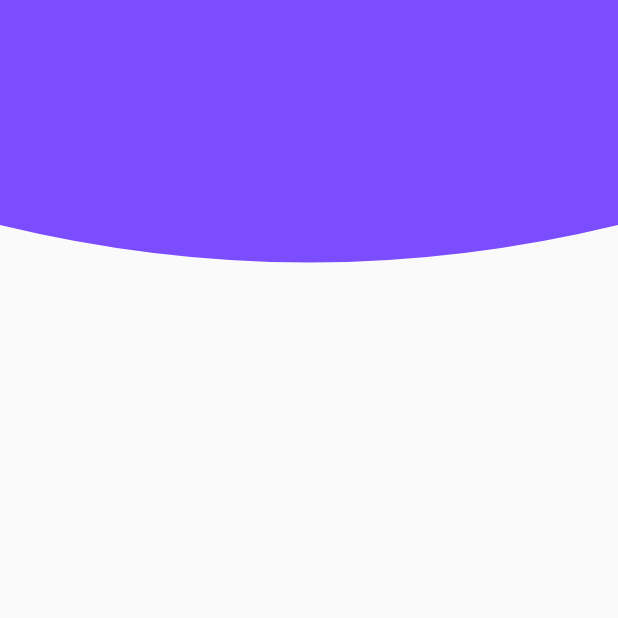
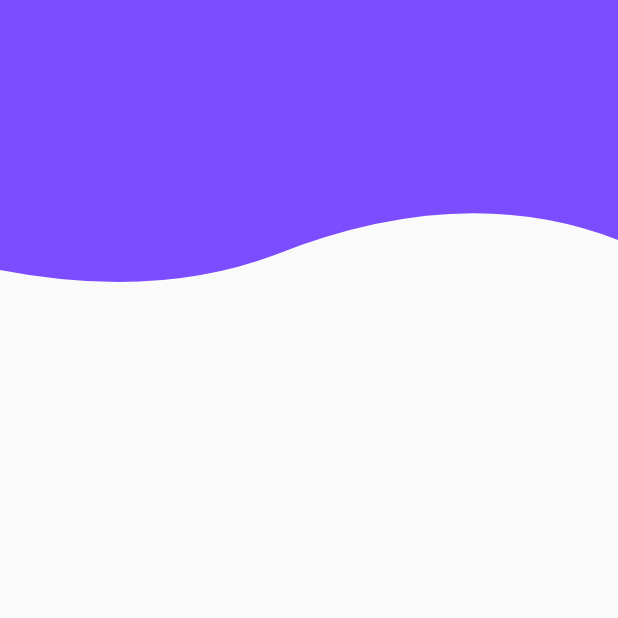
Before and after one commit to joey2217/learn-flutter, a Flutter app: the screen it shows after launch, on a phone screen of 412 x 824 dp, the top half of it. Run offline on Flutter 3.47's test engine with Material 2 defaults, Android fonts, the phone set to English and light mode, and no system bars.

Commit message:
feat:WaveClipperDemo

```diff
--- a/bottom_clipper/lib/main.dart
+++ b/bottom_clipper/lib/main.dart
@@ -11,6 +11,7 @@ class MyApp extends StatelessWidget {
   Widget build(BuildContext context) {
     return MaterialApp(
       title: _title,
+      debugShowCheckedModeBanner: false,
       theme: ThemeData(
         primarySwatch: Colors.blue,
         visualDensity: VisualDensity.adaptivePlatformDensity,
@@ -19,7 +20,7 @@ class MyApp extends StatelessWidget {
           body: Column(
         children: [
           ClipPath(
-            clipper: BottomClipper(),
+            clipper: WaveClipper(),
             child: Container(
               color: Colors.deepPurpleAccent,
               height: 200.0,
@@ -31,25 +32,53 @@ class MyApp extends StatelessWidget {
   }
 }
 
-class BottomClipper extends CustomClipper<Path> {
+// class BottomClipper extends CustomClipper<Path> {
+//   @override
+//   Path getClip(Size size) {
+//     var path = Path();
+//     path.lineTo(0, 0);
+//     path.lineTo(0, size.height - 50);
+
+//     var firstControlPoint = Offset(size.width / 2, size.height);
+//     var firstEndPoint = Offset(size.width, size.height - 50);
+//     path.quadraticBezierTo(firstControlPoint.dx, firstControlPoint.dy,
+//         firstEndPoint.dx, firstEndPoint.dy);
+//     path.lineTo(size.width, size.height - 50);
+//     path.lineTo(size.width, 0);
+//     return path;
+//   }
+
+//   @override
+//   bool shouldReclip(CustomClipper<Path> oldClipper) {
+//     return false;
+//   }
+// }
+
+class WaveClipper extends CustomClipper<Path> {
   @override
   Path getClip(Size size) {
     var path = Path();
-    path.lineTo(0, 0);
-    path.lineTo(0, size.height - 50);
+    path.lineTo(0, size.height - 20);
+    var firstControlPoint = Offset(size.width / 4, size.height);
+    var firstEndPoint = Offset(size.width / 2.25, size.height - 30);
 
-    var firstControlPoint = Offset(size.width / 2, size.height);
-    var firstEndPoint = Offset(size.width, size.height - 50);
     path.quadraticBezierTo(firstControlPoint.dx, firstControlPoint.dy,
         firstEndPoint.dx, firstEndPoint.dy);
-    path.lineTo(size.width, size.height - 50);
+
+    var secondControlPoint = Offset(size.width / 4 * 3, size.height - 80);
+    var secondEndPoint = Offset(size.width, size.height - 40);
+
+    path.quadraticBezierTo(secondControlPoint.dx, secondControlPoint.dy,
+        secondEndPoint.dx, secondEndPoint.dy);
+
+    path.lineTo(size.width, size.height - 40);
     path.lineTo(size.width, 0);
+
     return path;
   }
 
   @override
   bool shouldReclip(CustomClipper<Path> oldClipper) {
-    // TODO: implement shouldReclip
     return false;
   }
 }
```
Also changed, not shown: bottom_clipper/FlutterDemo14.png (added), 1 other file.
